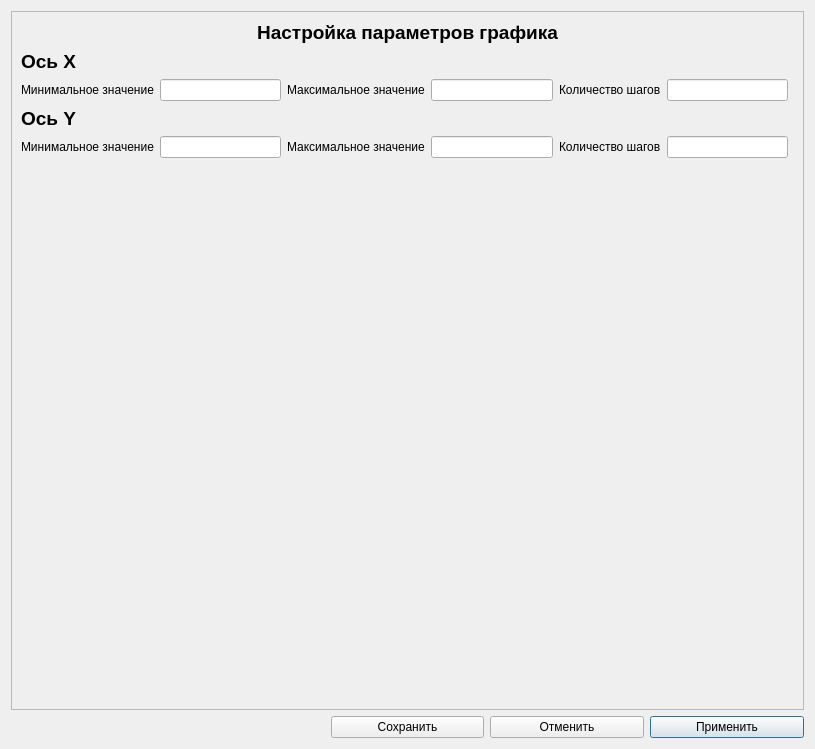
This is settingschartview.ui in lflorrie/Refractograms as Qt 5 draws it before an edit. The edited form follows.
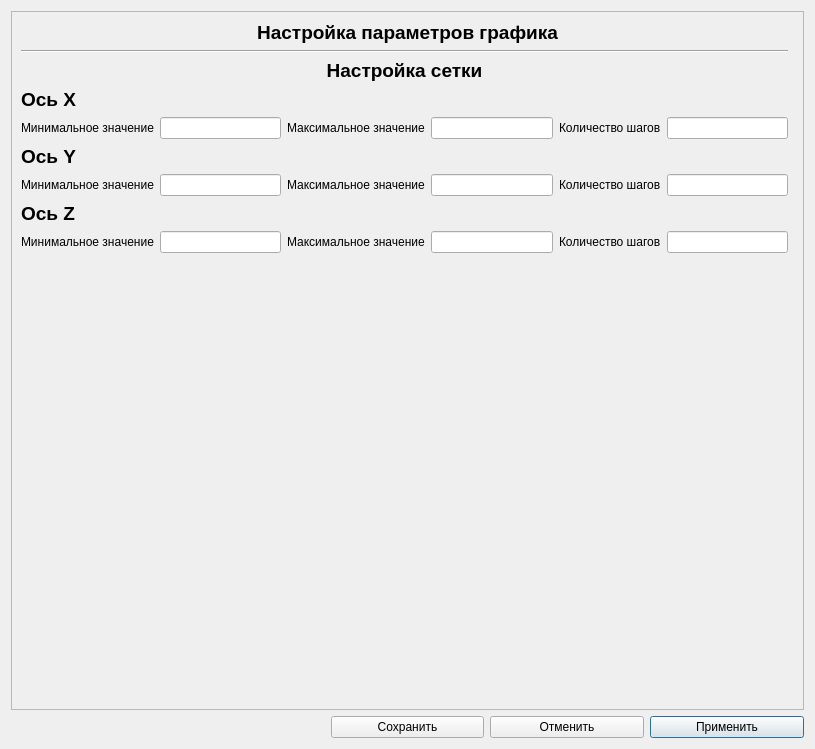
This is the edited form.

The edit to the form file:
```diff
--- a/settingschartview.ui
+++ b/settingschartview.ui
@@ -35,11 +35,36 @@
        </rect>
       </property>
       <layout class="QGridLayout" name="gridLayout_2">
-       <item row="2" column="3">
-        <widget class="QLineEdit" name="le_maxX"/>
+       <item row="6" column="4">
+        <widget class="QLabel" name="label_7">
+         <property name="text">
+          <string>Количество шагов</string>
+         </property>
+        </widget>
        </item>
-       <item row="4" column="3">
-        <widget class="QLineEdit" name="le_maxY"/>
+       <item row="6" column="0">
+        <widget class="QLabel" name="label_4">
+         <property name="text">
+          <string>Минимальное значение</string>
+         </property>
+        </widget>
+       </item>
+       <item row="4" column="1">
+        <widget class="QLineEdit" name="le_minX"/>
+       </item>
+       <item row="2" column="0" colspan="6">
+        <widget class="QLabel" name="label_14">
+         <property name="text">
+          <string>&lt;html&gt;&lt;head/&gt;&lt;body&gt;&lt;p align=&quot;center&quot;&gt;&lt;span style=&quot; font-size:14pt; font-weight:700;&quot;&gt;Настройка сетки&lt;/span&gt;&lt;/p&gt;&lt;/body&gt;&lt;/html&gt;</string>
+         </property>
+        </widget>
+       </item>
+       <item row="10" column="4">
+        <widget class="QLabel" name="label_13_z">
+         <property name="text">
+          <string>Количество шагов</string>
+         </property>
+        </widget>
        </item>
        <item row="0" column="0" colspan="7">
         <widget class="QLabel" name="label_5">
@@ -48,75 +73,24 @@
          </property>
         </widget>
        </item>
-       <item row="2" column="1">
-        <widget class="QLineEdit" name="le_minX"/>
-       </item>
-       <item row="2" column="4">
-        <widget class="QLabel" name="label_6">
-         <property name="text">
-          <string>Количество шагов</string>
-         </property>
-        </widget>
-       </item>
-       <item row="4" column="5">
-        <widget class="QLineEdit" name="le_ticksY"/>
-       </item>
-       <item row="4" column="4">
-        <widget class="QLabel" name="label_7">
-         <property name="text">
-          <string>Количество шагов</string>
-         </property>
-        </widget>
-       </item>
-       <item row="2" column="0">
-        <widget class="QLabel" name="label_2">
-         <property name="text">
-          <string>Минимальное значение</string>
-         </property>
-        </widget>
-       </item>
-       <item row="1" column="0" colspan="5">
-        <widget class="QLabel" name="label_8">
-         <property name="text">
-          <string>&lt;html&gt;&lt;head/&gt;&lt;body&gt;&lt;p&gt;&lt;span style=&quot; font-size:14pt; font-weight:700;&quot;&gt;Ось Х&lt;/span&gt;&lt;/p&gt;&lt;/body&gt;&lt;/html&gt;</string>
-         </property>
-        </widget>
-       </item>
-       <item row="2" column="2">
-        <widget class="QLabel" name="label">
-         <property name="text">
-          <string>Максимальное значение</string>
-         </property>
-        </widget>
-       </item>
-       <item row="4" column="0">
-        <widget class="QLabel" name="label_4">
-         <property name="text">
-          <string>Минимальное значение</string>
-         </property>
-        </widget>
-       </item>
-       <item row="2" column="5">
-        <widget class="QLineEdit" name="le_ticksX"/>
-       </item>
-       <item row="4" column="2">
+       <item row="6" column="2">
         <widget class="QLabel" name="label_3">
          <property name="text">
           <string>Максимальное значение</string>
          </property>
         </widget>
        </item>
-       <item row="4" column="1">
-        <widget class="QLineEdit" name="le_minY"/>
-       </item>
-       <item row="3" column="0" colspan="6">
-        <widget class="QLabel" name="label_9">
+       <item row="4" column="4">
+        <widget class="QLabel" name="label_6">
          <property name="text">
-          <string>&lt;html&gt;&lt;head/&gt;&lt;body&gt;&lt;p&gt;&lt;span style=&quot; font-size:14pt; font-weight:700;&quot;&gt;Ось Y&lt;/span&gt;&lt;/p&gt;&lt;/body&gt;&lt;/html&gt;</string>
+          <string>Количество шагов</string>
          </property>
         </widget>
        </item>
-       <item row="5" column="0" colspan="6">
+       <item row="10" column="5">
+        <widget class="QLineEdit" name="le_ticksZ"/>
+       </item>
+       <item row="11" column="0" colspan="6">
         <spacer name="verticalSpacer">
          <property name="orientation">
           <enum>Qt::Vertical</enum>
@@ -129,6 +103,83 @@
          </property>
         </spacer>
        </item>
+       <item row="10" column="3">
+        <widget class="QLineEdit" name="le_maxZ"/>
+       </item>
+       <item row="5" column="0" colspan="6">
+        <widget class="QLabel" name="label_9">
+         <property name="text">
+          <string>&lt;html&gt;&lt;head/&gt;&lt;body&gt;&lt;p&gt;&lt;span style=&quot; font-size:14pt; font-weight:700;&quot;&gt;Ось Y&lt;/span&gt;&lt;/p&gt;&lt;/body&gt;&lt;/html&gt;</string>
+         </property>
+        </widget>
+       </item>
+       <item row="3" column="0" colspan="5">
+        <widget class="QLabel" name="label_8">
+         <property name="text">
+          <string>&lt;html&gt;&lt;head/&gt;&lt;body&gt;&lt;p&gt;&lt;span style=&quot; font-size:14pt; font-weight:700;&quot;&gt;Ось Х&lt;/span&gt;&lt;/p&gt;&lt;/body&gt;&lt;/html&gt;</string>
+         </property>
+        </widget>
+       </item>
+       <item row="10" column="2">
+        <widget class="QLabel" name="label_12_z">
+         <property name="text">
+          <string>Максимальное значение</string>
+         </property>
+        </widget>
+       </item>
+       <item row="10" column="0">
+        <widget class="QLabel" name="label_11_z">
+         <property name="text">
+          <string>Минимальное значение</string>
+         </property>
+        </widget>
+       </item>
+       <item row="10" column="1">
+        <widget class="QLineEdit" name="le_minZ"/>
+       </item>
+       <item row="9" column="0" colspan="6">
+        <widget class="QLabel" name="label_10_z">
+         <property name="text">
+          <string>&lt;html&gt;&lt;head/&gt;&lt;body&gt;&lt;p&gt;&lt;span style=&quot; font-size:14pt; font-weight:700;&quot;&gt;Ось Z&lt;/span&gt;&lt;/p&gt;&lt;/body&gt;&lt;/html&gt;</string>
+         </property>
+        </widget>
+       </item>
+       <item row="4" column="5">
+        <widget class="QLineEdit" name="le_ticksX"/>
+       </item>
+       <item row="6" column="3">
+        <widget class="QLineEdit" name="le_maxY"/>
+       </item>
+       <item row="6" column="5">
+        <widget class="QLineEdit" name="le_ticksY"/>
+       </item>
+       <item row="1" column="0" colspan="6">
+        <widget class="Line" name="line">
+         <property name="orientation">
+          <enum>Qt::Horizontal</enum>
+         </property>
+        </widget>
+       </item>
+       <item row="4" column="0">
+        <widget class="QLabel" name="label_2">
+         <property name="text">
+          <string>Минимальное значение</string>
+         </property>
+        </widget>
+       </item>
+       <item row="6" column="1">
+        <widget class="QLineEdit" name="le_minY"/>
+       </item>
+       <item row="4" column="2">
+        <widget class="QLabel" name="label">
+         <property name="text">
+          <string>Максимальное значение</string>
+         </property>
+        </widget>
+       </item>
+       <item row="4" column="3">
+        <widget class="QLineEdit" name="le_maxX"/>
+       </item>
       </layout>
      </widget>
     </widget>
```
Left out of the diff: 42 changed lines with no effect on the pictures.
